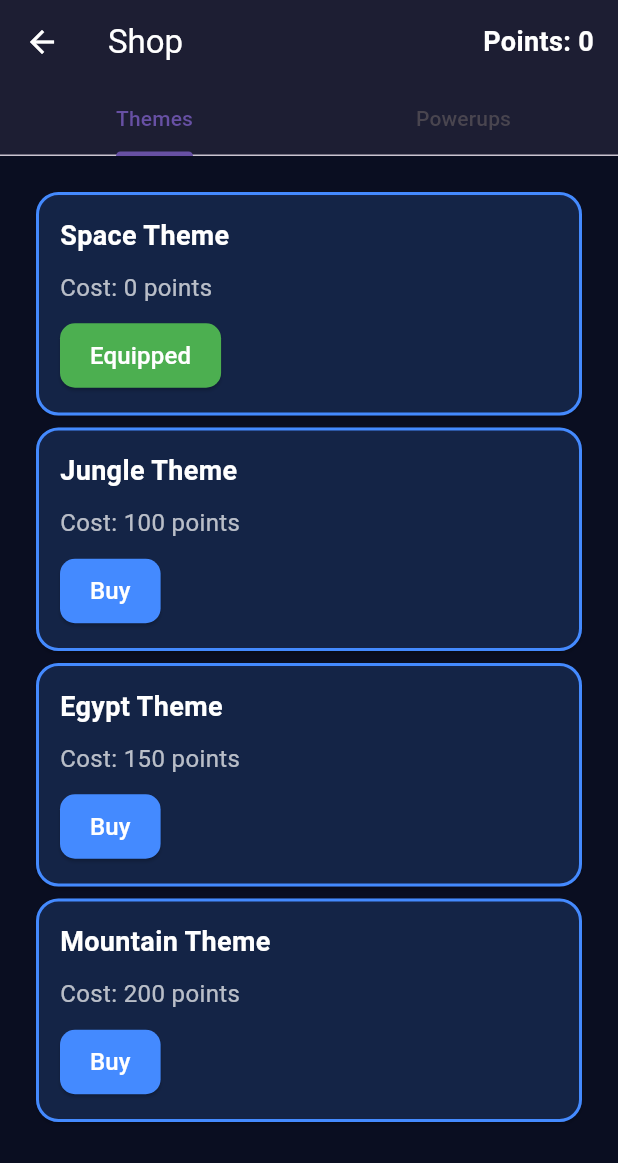
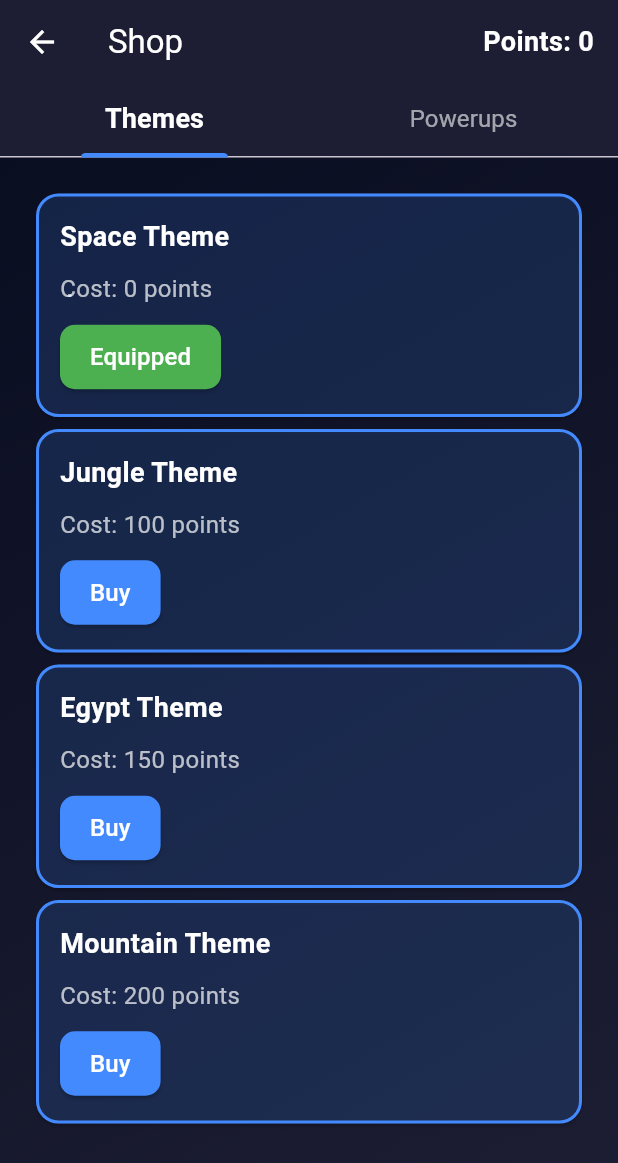
Before and after one commit to AbhinavRaneesh/FBLA_2025, a Flutter app: the ShopScreen screen opened directly with empty values, on a phone screen of 412 x 824 dp. Shown: the top 1163 px of the screen. Run offline on Flutter 3.47's test engine with Material 3 defaults, Android fonts, the phone set to English and light mode, and no system bars; our stand-ins replace google_sign_in, sqflite; accounts and stored records are empty.

Commit message:
shop ui fix

```diff
--- a/lib/main.dart
+++ b/lib/main.dart
@@ -356,14 +356,24 @@ class _SignInPageState extends State<SignInPage> {
                           MaterialPageRoute(builder: (context) => SignUpPage()),
                         );
                       },
-                      child: const Text(
-                        'Don\'t have an account? Sign up',
-                        style: TextStyle(
-                          fontSize: 16,
-                          color: Colors.white,
+                      child: RichText(
+                        text: const TextSpan(
+                          children: [
+                            TextSpan(
+                              text: 'Don\'t have an account? ',
+                              style: TextStyle(color: Colors.white),
+                            ),
+                            TextSpan(
+                              text: 'Sign Up',
+                              style: TextStyle(
+                                color: Colors.white,
+                                decoration: TextDecoration.underline,
+                              ),
+                            ),
+                          ],
                         ),
                       ),
-                    ),
+                    )
                   ],
                 ),
               ),
@@ -1000,17 +1010,44 @@ class _ShopScreenState extends State<ShopScreen> with SingleTickerProviderStateM
         ],
         bottom: TabBar(
           controller: _tabController,
-          tabs: const [
-            Tab(text: 'Themes'),
-            Tab(text: 'Powerups'),
+          indicatorColor: Colors.blueAccent,
+          indicatorWeight: 3,
+          labelColor: Colors.white,
+          unselectedLabelColor: Colors.white60,
+          labelStyle: const TextStyle(
+            fontSize: 18,
+            fontWeight: FontWeight.bold,
+          ),
+          unselectedLabelStyle: const TextStyle(
+            fontSize: 16,
+            fontWeight: FontWeight.normal,
+          ),
+          tabs: [
+            Tab(
+              child: Container(
+                padding: const EdgeInsets.symmetric(horizontal: 16, vertical: 8),
+                child: const Text('Themes'),
+              ),
+            ),
+            Tab(
+              child: Container(
+                padding: const EdgeInsets.symmetric(horizontal: 16, vertical: 8),
+                child: const Text('Powerups'),
+              ),
+            ),
           ],
         ),
       ),
-      body: TabBarView(
-        controller: _tabController,
+      body: Stack(
         children: [
-          _buildThemesTab(),
-          _buildPowerupsTab(),
+          const SpaceBackground(),
+          TabBarView(
+            controller: _tabController,
+            children: [
+              _buildThemesTab(),
+              _buildPowerupsTab(),
+            ],
+          ),
         ],
       ),
     );
```
